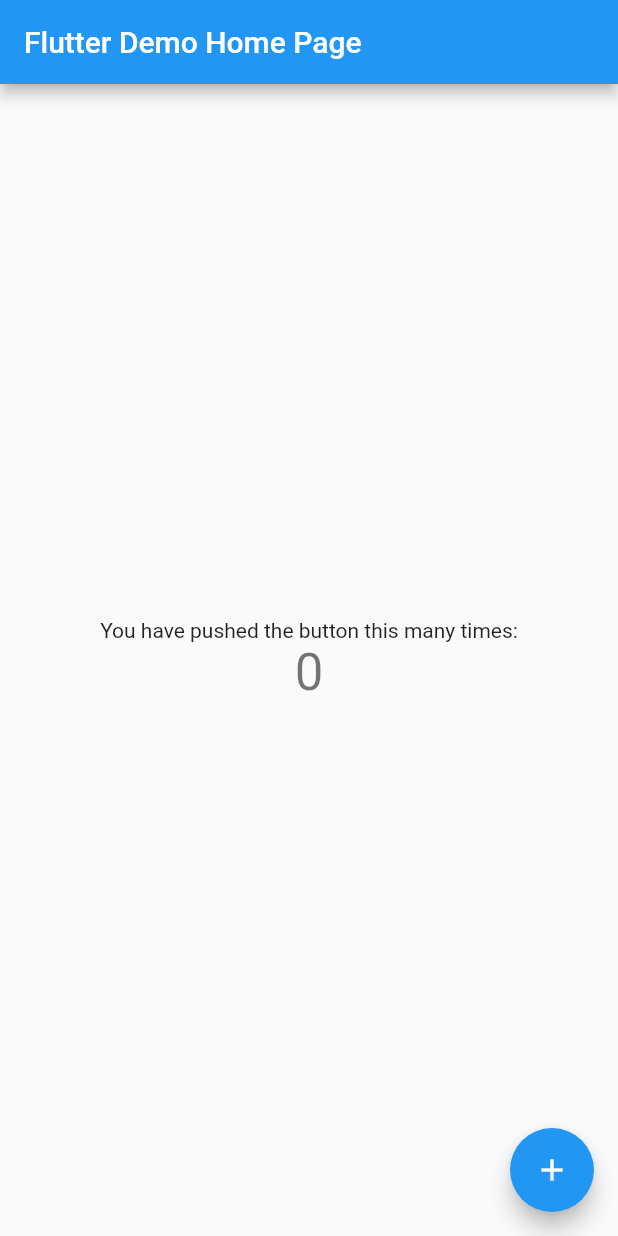
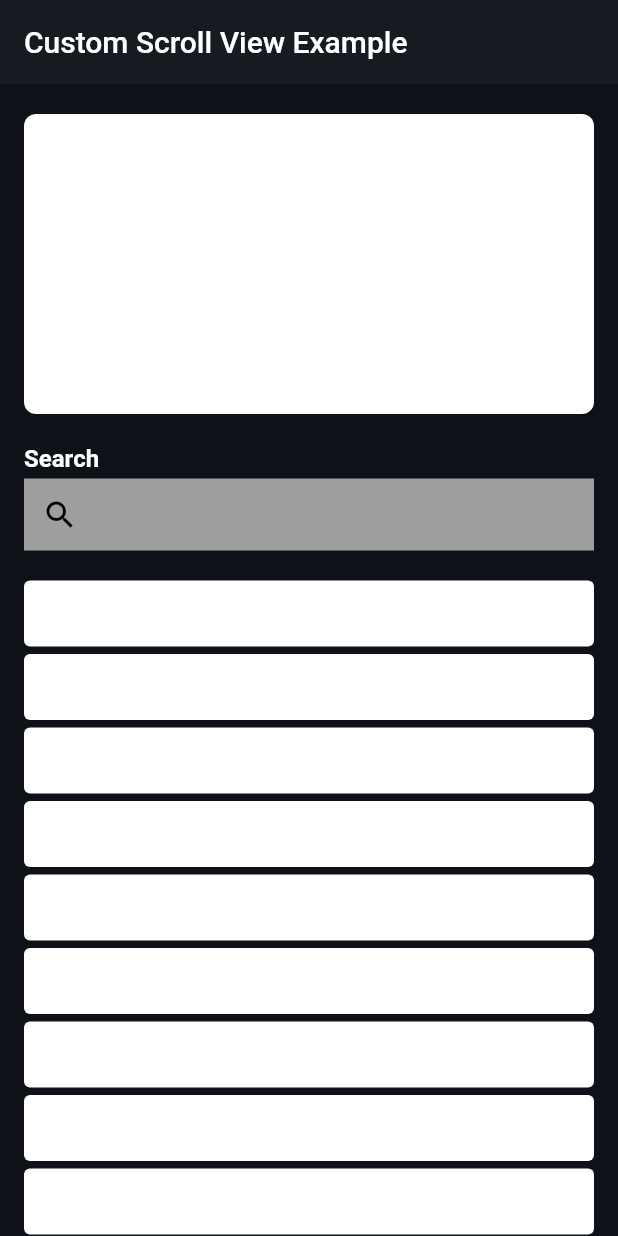
Before and after one commit to Prayash07/scrollview_flutter, a Flutter app: the screen it shows after launch, on a phone screen of 412 x 824 dp. Run offline on Flutter 3.47's test engine with Material 2 defaults, Android fonts, the phone set to English and light mode, and no system bars; our stand-ins replace sliver_tools.

Commit message:
custom scroll view: not yet finalized

```diff
--- /dev/null
+++ b/lib/features/customScrollView/custom_scroll_view.dart
@@ -0,0 +1,99 @@
+import 'package:flutter/material.dart';
+import 'package:sliver_tools/sliver_tools.dart';
+
+class CustomScrollViewExample extends StatelessWidget {
+  const CustomScrollViewExample({super.key});
+
+  @override
+  Widget build(BuildContext context) {
+    return Scaffold(
+      backgroundColor: const Color(0xff0E1117),
+      appBar: AppBar(
+        title: const Text(
+          "Custom Scroll View Example",
+          style: TextStyle(
+            color: Colors.white,
+          ),
+        ),
+        backgroundColor: const Color(0xff161B22),
+        elevation: 0.5,
+      ),
+      body: CustomScrollView(
+        slivers: [
+          SliverToBoxAdapter(
+            child: Container(
+              margin: const EdgeInsets.symmetric(
+                horizontal: 16,
+                vertical: 20,
+              ),
+              decoration: BoxDecoration(
+                borderRadius: BorderRadius.circular(8),
+                color: const Color(0xffFFFFFF),
+              ),
+              height: 200,
+              width: MediaQuery.of(context).size.width,
+            ),
+          ),
+          SliverPadding(
+            padding: const EdgeInsets.symmetric(horizontal: 16),
+            sliver: MultiSliver(children: [
+              const SliverToBoxAdapter(
+                child: Text(
+                  "Search",
+                  style: TextStyle(
+                    color: Colors.white,
+                    fontSize: 16,
+                    fontWeight: FontWeight.w600,
+                  ),
+                ),
+              ),
+              const SliverToBoxAdapter(child: SizedBox(height: 4)),
+              SliverPinnedHeader(
+                child: Theme(
+                  data: ThemeData(
+                    textSelectionTheme: const TextSelectionThemeData(
+                      cursorColor: Colors.black,
+                    ),
+                  ),
+                  child: TextFormField(
+                    decoration: const InputDecoration(
+                      fillColor: Colors.grey,
+                      prefixIconColor: Colors.black,
+                      filled: true,
+                      prefixIcon: Icon(
+                        Icons.search,
+                        color: Colors.black,
+                      ),
+                      border: InputBorder.none,
+                      focusColor: Colors.black,
+                    ),
+                  ),
+                ),
+              ),
+            ]),
+          ),
+          SliverPadding(
+            padding: const EdgeInsets.only(top: 20),
+            sliver: SliverList(
+              delegate: SliverChildBuilderDelegate(((context, index) {
+                return Container(
+                  height: 44,
+                  decoration: BoxDecoration(
+                    color: Colors.white,
+                    borderRadius: BorderRadius.circular(4),
+                  ),
+                  margin: const EdgeInsets.only(
+                    bottom: 5,
+                    left: 16,
+                    right: 16,
+                  ),
+                );
+              }), childCount: 20),
+            ),
+          ),
+          const SliverToBoxAdapter(child: SizedBox(height: 54))
+        ],
+      ),
+    );
+  }
+}
--- /dev/null
+++ b/lib/features/nestedScrollView/nested_scroll_view.dart
@@ -0,0 +1,10 @@
+import 'package:flutter/material.dart';
+
+class NestedScrollViewExample extends StatelessWidget {
+  const NestedScrollViewExample({super.key});
+
+  @override
+  Widget build(BuildContext context) {
+    return const Scaffold();
+  }
+}
--- a/lib/main.dart
+++ b/lib/main.dart
@@ -1,4 +1,6 @@
 import 'package:flutter/material.dart';
+import 'package:flutter_scrollview/features/customScrollView/custom_scroll_view.dart';
+import 'package:flutter_scrollview/features/nestedScrollView/nested_scroll_view.dart';
 
 void main() {
   runApp(const MyApp());
@@ -14,54 +16,7 @@ class MyApp extends StatelessWidget {
       theme: ThemeData(
         primarySwatch: Colors.blue,
       ),
-      home: const MyHomePage(title: 'Flutter Demo Home Page'),
+      home: const CustomScrollViewExample(),
     );
   }
 }
-
-class MyHomePage extends StatefulWidget {
-  const MyHomePage({super.key, required this.title});
-
-  final String title;
-
-  @override
-  State<MyHomePage> createState() => _MyHomePageState();
-}
-
-class _MyHomePageState extends State<MyHomePage> {
-  int _counter = 0;
-
-  void _incrementCounter() {
-    setState(() {
-      _counter++;
-    });
-  }
-
-  @override
-  Widget build(BuildContext context) {
-    return Scaffold(
-      appBar: AppBar(
-        title: Text(widget.title),
-      ),
-      body: Center(
-        child: Column(
-          mainAxisAlignment: MainAxisAlignment.center,
-          children: <Widget>[
-            const Text(
-              'You have pushed the button this many times:',
-            ),
-            Text(
-              '$_counter',
-              style: Theme.of(context).textTheme.headline4,
-            ),
-          ],
-        ),
-      ),
-      floatingActionButton: FloatingActionButton(
-        onPressed: _incrementCounter,
-        tooltip: 'Increment',
-        child: const Icon(Icons.add),
-      ),
-    );
-  }
-}
--- a/pubspec.yaml
+++ b/pubspec.yaml
@@ -36,6 +36,7 @@ dependencies:
   # The following adds the Cupertino Icons font to your application.
   # Use with the CupertinoIcons class for iOS style icons.
   cupertino_icons: ^1.0.2
+  sliver_tools: ^0.2.9
 
 dev_dependencies:
   flutter_test:
```
Also changed, not shown: pubspec.lock.
